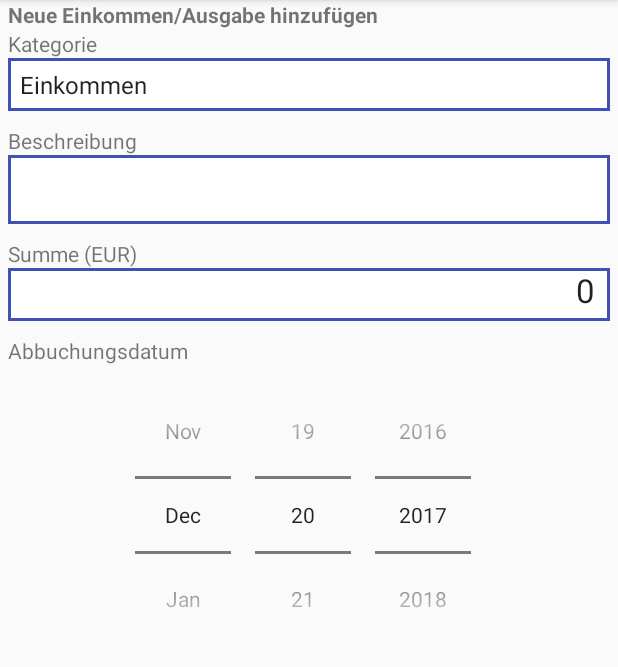
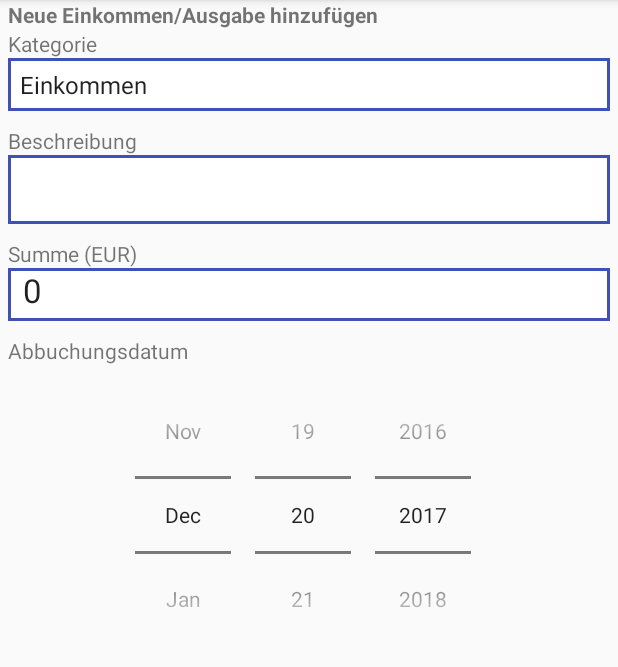
Before and after one commit to teguhsantoso/HomeCostsApp, an Android app: the screen it shows after launch (MainActivity), item 2 of the bottom bar chosen, on a phone screen of 412 x 824 dp, the part 84-751 px from its top. Run offline under Robolectric (Android 15) with nearby library versions, the phone set to English and light mode, and no system bars; our stand-ins replace Room's generated code; libraries missing offline, so code that uses them is left out: rx.android.schedulers, rx.schedulers; 2 statements that could not run were skipped.

Commit message:
Minor bugfixing for edit text sum amount.

```diff
--- a/app/src/main/res/layout/fragment_expenditure.xml
+++ b/app/src/main/res/layout/fragment_expenditure.xml
@@ -100,8 +100,8 @@
         android:layout_alignParentEnd="true"
         android:layout_alignParentStart="true"
         android:layout_below="@+id/textViewSumMoney"
-        android:gravity="right"
-        android:paddingRight="10dp"
+        android:gravity="left"
+        android:paddingLeft="10dp"
         android:text="0"
         android:textSize="22sp"
         android:background="@drawable/rounded_edit_text"
```
